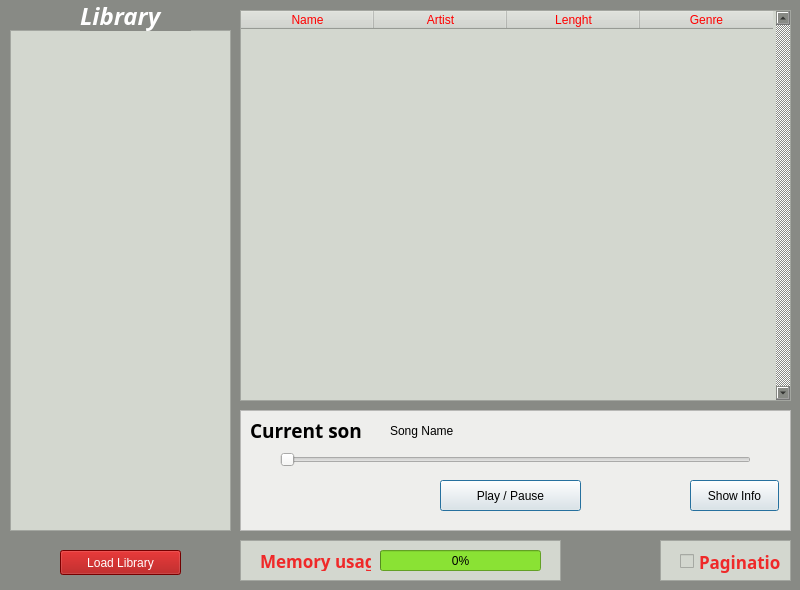
Before: the Qt Designer form odisseyradioplayer.ui in mjcarranza/Odissey-Radio, drawn with Qt 5.
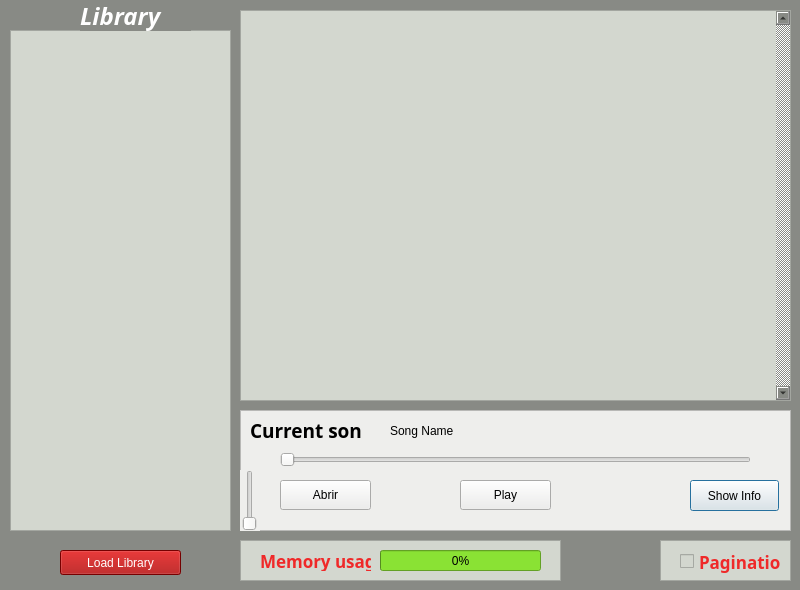
After: the same form once the commit is applied.

```diff
--- a/odisseyradioplayer.ui
+++ b/odisseyradioplayer.ui
@@ -109,41 +109,6 @@
     <property name="frameShadow">
      <enum>QFrame::Raised</enum>
     </property>
-    <widget class="QPushButton" name="PlayPauseBtn">
-     <property name="geometry">
-      <rect>
-       <x>200</x>
-       <y>70</y>
-       <width>141</width>
-       <height>31</height>
-      </rect>
-     </property>
-     <property name="font">
-      <font>
-       <weight>50</weight>
-       <italic>false</italic>
-       <bold>false</bold>
-      </font>
-     </property>
-     <property name="cursor">
-      <cursorShape>PointingHandCursor</cursorShape>
-     </property>
-     <property name="styleSheet">
-      <string notr="true"/>
-     </property>
-     <property name="text">
-      <string>Play / Pause</string>
-     </property>
-     <property name="autoDefault">
-      <bool>false</bool>
-     </property>
-     <property name="default">
-      <bool>true</bool>
-     </property>
-     <property name="flat">
-      <bool>false</bool>
-     </property>
-    </widget>
     <widget class="QPushButton" name="InfoBtn">
      <property name="geometry">
       <rect>
@@ -222,6 +187,45 @@
       <string>Song Name</string>
      </property>
     </widget>
+    <widget class="QSlider" name="VolumeSlider">
+     <property name="geometry">
+      <rect>
+       <x>0</x>
+       <y>60</y>
+       <width>20</width>
+       <height>61</height>
+      </rect>
+     </property>
+     <property name="orientation">
+      <enum>Qt::Vertical</enum>
+     </property>
+    </widget>
+    <widget class="QPushButton" name="AbrirBtn">
+     <property name="geometry">
+      <rect>
+       <x>40</x>
+       <y>70</y>
+       <width>91</width>
+       <height>30</height>
+      </rect>
+     </property>
+     <property name="text">
+      <string>Abrir</string>
+     </property>
+    </widget>
+    <widget class="QPushButton" name="PlayPauseBtn">
+     <property name="geometry">
+      <rect>
+       <x>220</x>
+       <y>70</y>
+       <width>91</width>
+       <height>30</height>
+      </rect>
+     </property>
+     <property name="text">
+      <string>Play</string>
+     </property>
+    </widget>
    </widget>
    <widget class="QFrame" name="frame">
     <property name="geometry">
@@ -378,7 +382,7 @@
      <number>4</number>
     </property>
     <attribute name="horizontalHeaderVisible">
-     <bool>true</bool>
+     <bool>false</bool>
     </attribute>
     <attribute name="horizontalHeaderCascadingSectionResizes">
      <bool>false</bool>
```
